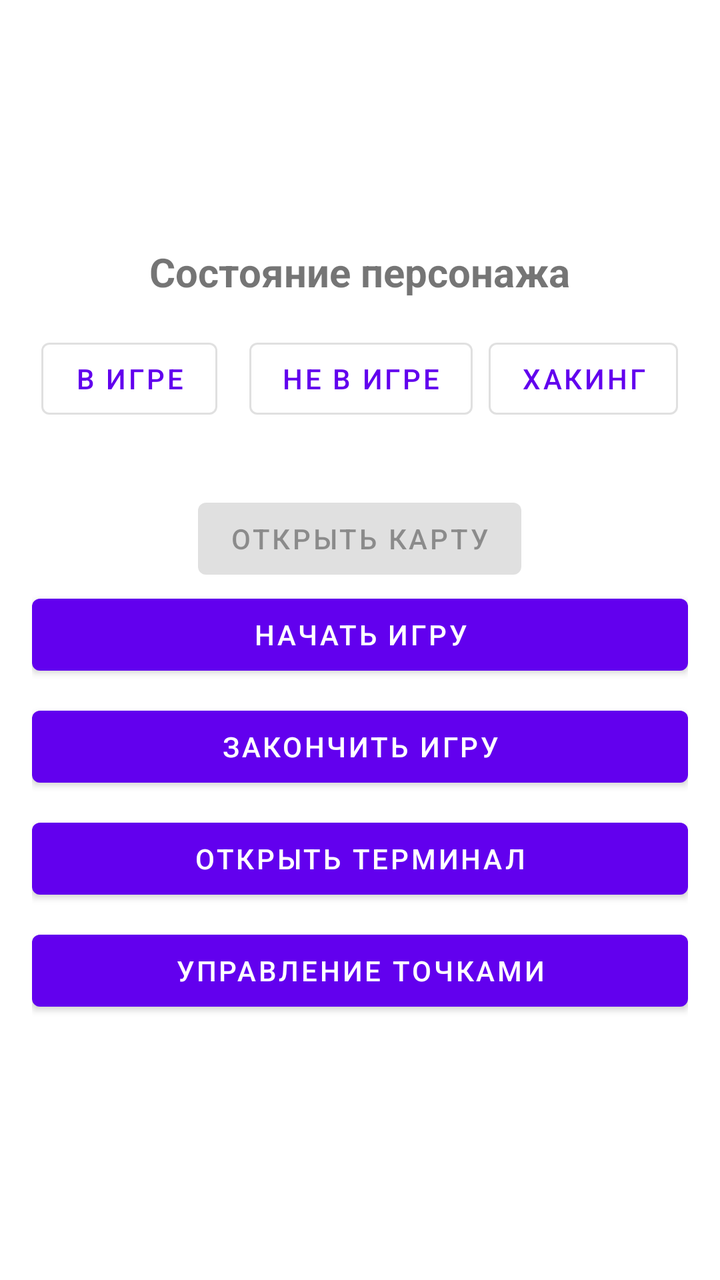
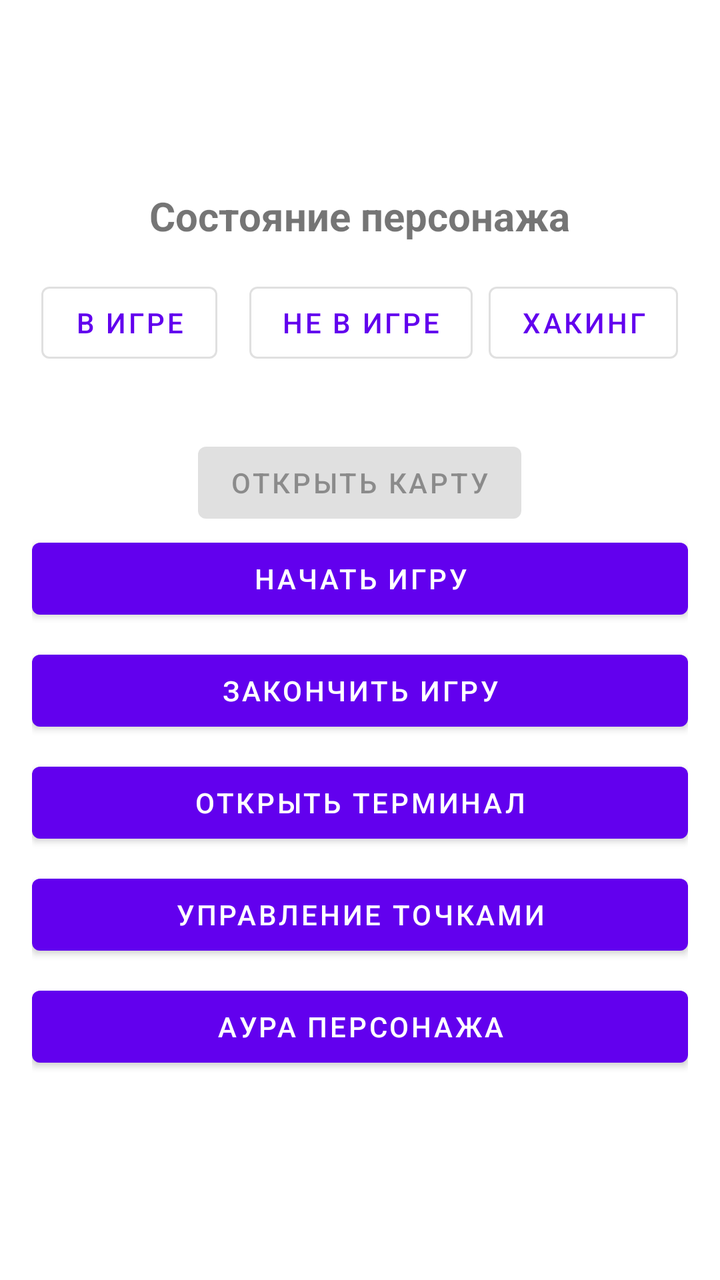

Compare the two renders of this Android layout. The source of the first and the diff that turns it into the second are given below.
<!-- AndroidManifest.xml: application theme Theme.Shift -->
<!-- res/layout/activity_main.xml -->
<?xml version="1.0" encoding="utf-8"?>
<LinearLayout xmlns:android="http://schemas.android.com/apk/res/android"
    android:layout_width="match_parent"
    android:layout_height="match_parent"
    android:orientation="vertical"
    android:padding="16dp"
    android:gravity="center">

    <TextView
        android:layout_width="wrap_content"
        android:layout_height="wrap_content"
        android:text="Состояние персонажа"
        android:textSize="20sp"
        android:textStyle="bold"
        android:layout_marginBottom="16dp"/>

    <LinearLayout
        android:layout_width="match_parent"
        android:layout_height="wrap_content"
        android:orientation="horizontal"
        android:gravity="center"
        android:layout_marginBottom="32dp">

        <Button
            android:id="@+id/btnInGame"
            android:layout_width="wrap_content"
            android:layout_height="wrap_content"
            android:text="В игре"
            android:layout_marginEnd="8dp"
            style="@style/Widget.MaterialComponents.Button.OutlinedButton"/>

        <Button
            android:id="@+id/btnOutOfGame"
            android:layout_width="wrap_content"
            android:layout_height="wrap_content"
            android:text="Не в игре"
            android:layout_marginStart="8dp"
            style="@style/Widget.MaterialComponents.Button.OutlinedButton"/>

        <Button
            android:id="@+id/btnNeoHacking"
            android:layout_width="wrap_content"
            android:layout_height="wrap_content"
            android:text="Хакинг"
            android:layout_marginStart="8dp"
            style="@style/Widget.MaterialComponents.Button.OutlinedButton"/>

    </LinearLayout>

    <Button
        android:id="@+id/btnOpenMap"
        android:layout_width="wrap_content"
        android:layout_height="wrap_content"
        android:text="Открыть карту"
        android:enabled="false"/>

    <Button
        android:id="@+id/startGameButton"
        android:layout_width="match_parent"
        android:layout_height="wrap_content"
        android:text="Начать игру"
        android:layout_marginBottom="8dp"/>

    <Button
        android:id="@+id/stopGameButton"
        android:layout_width="match_parent"
        android:layout_height="wrap_content"
        android:text="Закончить игру"
        android:layout_marginBottom="8dp"/>

    <Button
        android:id="@+id/openTerminalButton"
        android:layout_width="match_parent"
        android:layout_height="wrap_content"
        android:text="Открыть терминал"
        android:layout_marginBottom="8dp"/>

    <Button
        android:id="@+id/openPointManagementButton"
        android:layout_width="match_parent"
        android:layout_height="wrap_content"
        android:text="Управление точками"
        android:layout_marginBottom="8dp"/>

</LinearLayout>
<!-- resources referenced by this layout -->
<resources>
  <style name="Theme.Shift" parent="Theme.MaterialComponents.DayNight.NoActionBar">
          
          <item name="colorPrimary">@color/purple_500</item>
          <item name="colorPrimaryVariant">@color/purple_700</item>
          <item name="colorOnPrimary">@color/white</item>
          
          <item name="colorSecondary">@color/teal_200</item>
          <item name="colorSecondaryVariant">@color/teal_700</item>
          <item name="colorOnSecondary">@color/black</item>
          
          <item name="android:statusBarColor">?attr/colorPrimaryVariant</item>
          
      </style>
  <color name="purple_500">#FF6200EE</color>
  <color name="purple_700">#FF3700B3</color>
  <color name="white">#FFFFFFFF</color>
  <color name="teal_200">#FF03DAC5</color>
  <color name="teal_700">#FF018786</color>
  <color name="black">#FF000000</color>
</resources>

<!-- the commit's change to res/layout/activity_main.xml (unified diff, before → after) -->
@@ -82,4 +82,11 @@
         android:text="Управление точками"
         android:layout_marginBottom="8dp"/>
 
+    <Button
+        android:id="@+id/openAuraButton"
+        android:layout_width="match_parent"
+        android:layout_height="wrap_content"
+        android:text="Аура персонажа"
+        android:layout_marginBottom="8dp"/>
+
 </LinearLayout>
